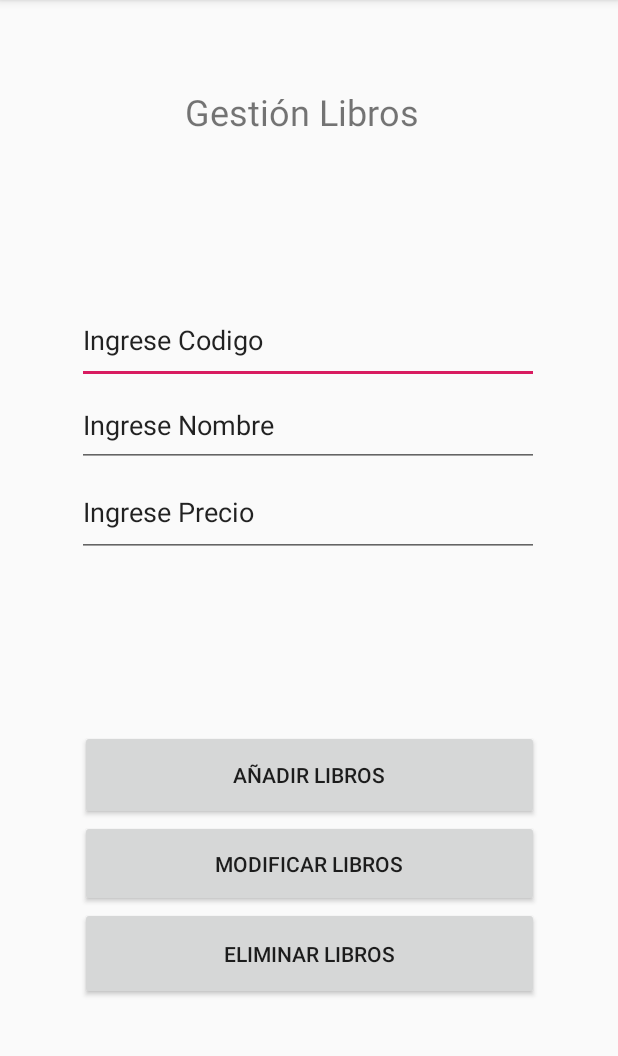
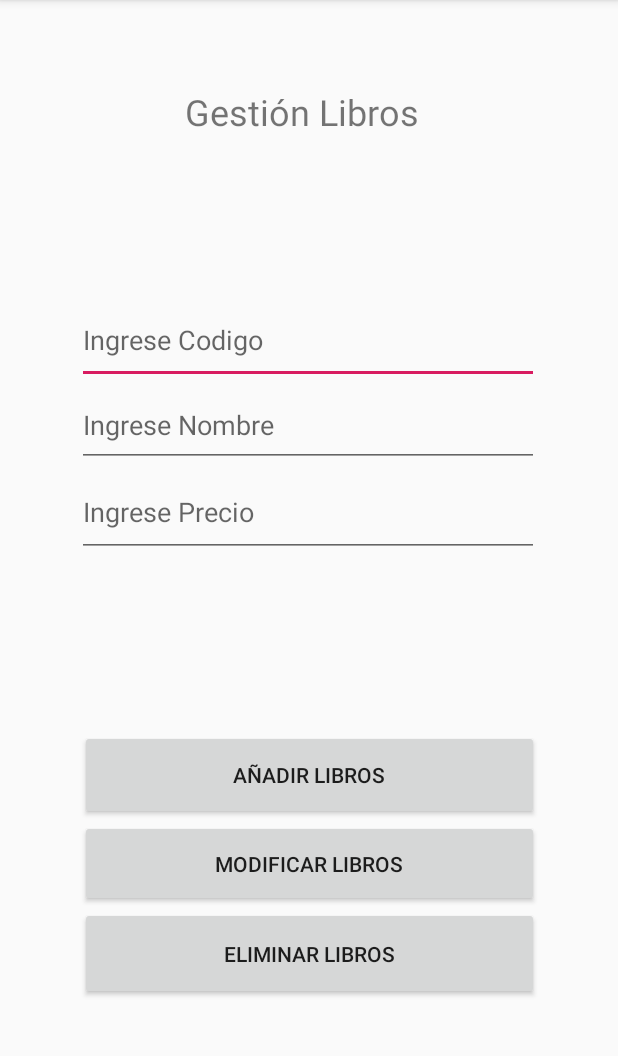
Before and after one commit to makana20/Biblioteca, an Android app: the SQL_Lite_Act screen opened directly, with no data from a screen before it, on a phone screen of 412 x 824 dp, the part 84-1140 px from its top. Run offline under Robolectric (Android 15) with nearby library versions, the phone set to English and light mode, and no system bars; 1 statement that could not run was skipped.

Commit message:
Se Modifican propiedades de campos de ingreso de datos, con la propiedad hint del campo editext

```diff
--- a/app/src/main/res/layout/activity_home__act.xml
+++ b/app/src/main/res/layout/activity_home__act.xml
@@ -25,6 +25,7 @@
         android:id="@+id/btn_libros"
         android:layout_width="205dp"
         android:layout_height="53dp"
+        android:onClick="libros"
         app:layout_constraintBottom_toBottomOf="parent"
         app:layout_constraintEnd_toEndOf="parent"
         app:layout_constraintHorizontal_bias="0.0"
@@ -62,6 +63,7 @@
         android:id="@+id/btn_info"
         android:layout_width="205dp"
         android:layout_height="53dp"
+        android:onClick="info"
         app:layout_constraintBottom_toBottomOf="parent"
         app:layout_constraintEnd_toEndOf="parent"
         app:layout_constraintHorizontal_bias="1.0"
--- a/app/src/main/res/layout/activity_sql__lite_.xml
+++ b/app/src/main/res/layout/activity_sql__lite_.xml
@@ -36,24 +36,24 @@
             android:layout_width="match_parent"
             android:layout_height="58dp"
             android:ems="10"
-            android:inputType="textPersonName"
-            android:text="Ingrese Codigo" />
+            android:hint="Ingrese Codigo"
+            android:inputType="textPersonName" />
 
         <EditText
             android:id="@+id/ingNombre"
             android:layout_width="match_parent"
             android:layout_height="55dp"
             android:ems="10"
-            android:inputType="textPersonName"
-            android:text="Ingrese Nombre" />
+            android:hint="Ingrese Nombre"
+            android:inputType="textPersonName" />
 
         <EditText
             android:id="@+id/ingPrecio"
             android:layout_width="match_parent"
             android:layout_height="60dp"
             android:ems="10"
-            android:inputType="textPersonName"
-            android:text="Ingrese Precio" />
+            android:hint="Ingrese Precio"
+            android:inputType="textPersonName" />
     </LinearLayout>
 
     <LinearLayout
```
Also changed, not shown: app/src/main/res/layout/activity_main.xml (+4 -4 lines).
